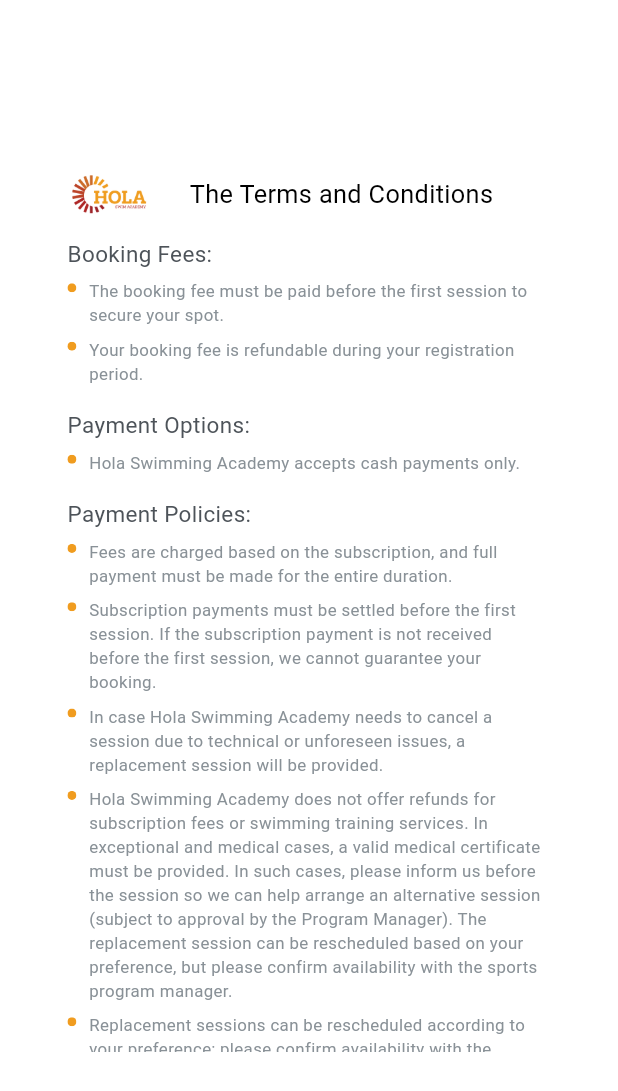
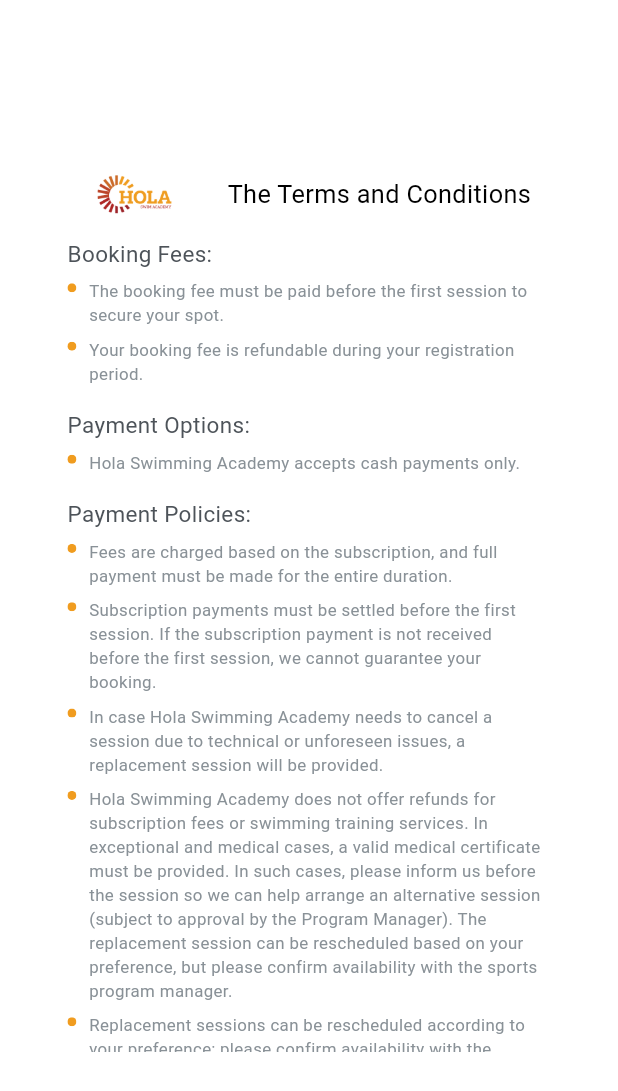
Before and after one commit to AnnotexCo/Hola-Academy, a Flutter app: the TermsDialog widget shown alone on an empty page, opened directly with empty values, on a phone screen of 412 x 824 dp. Shown: the top 1091 px of the screen. Run offline on Flutter 3.47's test engine with Material 3 defaults, Android fonts, the light colour scheme and no system bars; our stand-ins replace dropdown_button2, easy_date_timeline, flutter_screenutil, flutter_svg, image_picker, scroll_snap_list and 1 more; Roboto replaces fonts that are missing (Poppins); project files that could hold a hidden picture were left out.

```diff
--- a/lib/features/auth/register/UI/widgets/terms_dialog.dart
+++ b/lib/features/auth/register/UI/widgets/terms_dialog.dart
@@ -31,7 +31,8 @@ class TermsDialog extends StatelessWidget {
               crossAxisAlignment: CrossAxisAlignment.start,
               children: [
                 Row(
-                  spacing: 27.w,
+                  //spacing: 27.w,
+                  mainAxisAlignment: MainAxisAlignment.spaceAround,
                   children: [
                     Image.asset(
                       ImageManager.hola,
```
Also changed, not shown: 2 other files.
